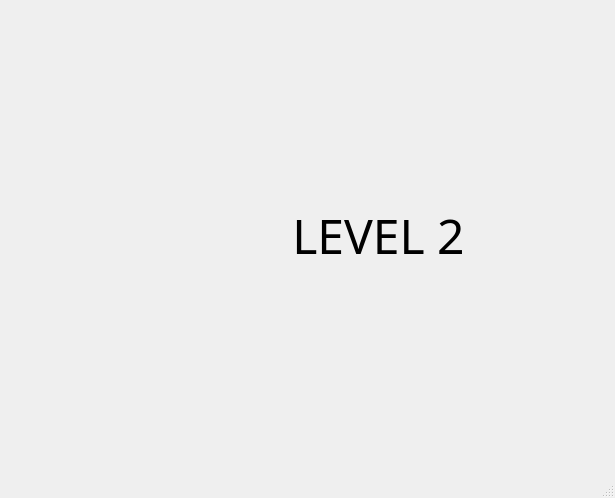
Above: FILLER INTERFACE/Window_level/UI_level.ui from TWOKRAI/Filler before the change. Below: the same form after it.
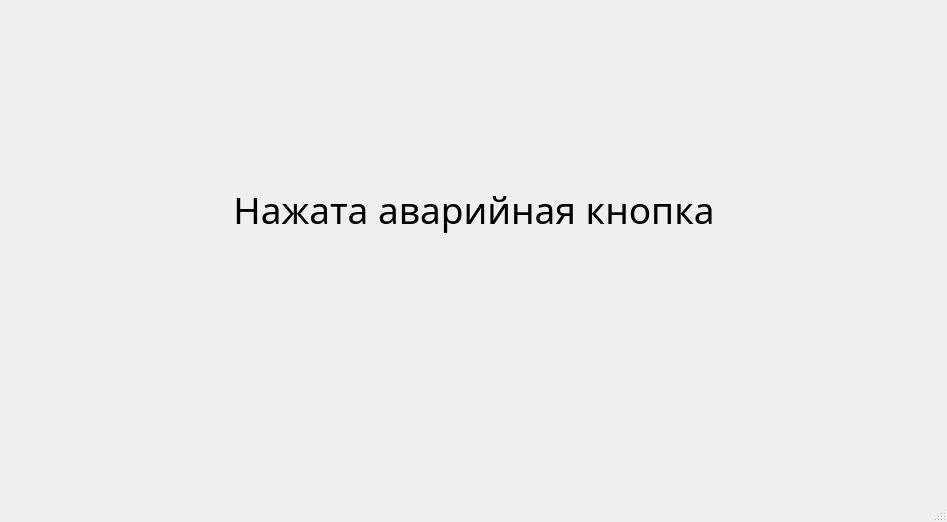
That is the form after the change.

Diff of the .ui file:
```diff
--- a/FILLER INTERFACE/Window_level/UI_level.ui
+++ b/FILLER INTERFACE/Window_level/UI_level.ui
@@ -6,15 +6,15 @@
    <rect>
     <x>0</x>
     <y>0</y>
-    <width>615</width>
-    <height>498</height>
+    <width>947</width>
+    <height>522</height>
    </rect>
   </property>
   <property name="windowTitle">
    <string>MainWindow</string>
   </property>
   <widget class="QWidget" name="centralwidget">
-   <layout class="QVBoxLayout" name="verticalLayout">
+   <layout class="QVBoxLayout" name="verticalLayout_2">
     <item>
      <layout class="QHBoxLayout" name="horizontalLayout">
       <item>
@@ -64,7 +64,7 @@
      </layout>
     </item>
     <item>
-     <layout class="QHBoxLayout" name="horizontalLayout_3">
+     <layout class="QHBoxLayout" name="horizontalLayout_2">
       <item>
        <spacer name="horizontalSpacer_4">
         <property name="orientation">
@@ -79,17 +79,35 @@
        </spacer>
       </item>
       <item>
+       <layout class="QVBoxLayout" name="verticalLayout">
+        <item>
+         <spacer name="verticalSpacer_4">
+          <property name="orientation">
+           <enum>Qt::Vertical</enum>
+          </property>
+          <property name="sizeType">
+           <enum>QSizePolicy::Fixed</enum>
+          </property>
+          <property name="sizeHint" stdset="0">
+           <size>
+            <width>20</width>
+            <height>40</height>
+           </size>
+          </property>
+         </spacer>
+        </item>
+        <item>
        <widget class="QLabel" name="level_img">
         <property name="minimumSize">
          <size>
-          <width>120</width>
-          <height>300</height>
+            <width>0</width>
+            <height>0</height>
          </size>
         </property>
         <property name="maximumSize">
          <size>
           <width>16777215</width>
-          <height>300</height>
+            <height>16777215</height>
          </size>
         </property>
         <property name="font">
@@ -107,34 +125,37 @@
         <property name="scaledContents">
          <bool>false</bool>
         </property>
+          <property name="alignment">
+           <set>Qt::AlignCenter</set>
+          </property>
        </widget>
       </item>
       <item>
-       <spacer name="horizontalSpacer_2">
+         <spacer name="verticalSpacer_3">
         <property name="orientation">
-         <enum>Qt::Horizontal</enum>
+           <enum>Qt::Vertical</enum>
         </property>
         <property name="sizeType">
          <enum>QSizePolicy::Fixed</enum>
         </property>
         <property name="sizeHint" stdset="0">
          <size>
-          <width>15</width>
-          <height>20</height>
+            <width>20</width>
+            <height>15</height>
          </size>
         </property>
        </spacer>
       </item>
       <item>
-       <widget class="QLabel" name="level">
+         <widget class="QLabel" name="label_warning">
         <property name="font">
          <font>
           <family>Siemens AD Sans</family>
-          <pointsize>36</pointsize>
+            <pointsize>28</pointsize>
          </font>
         </property>
         <property name="text">
-         <string>LEVEL 2</string>
+           <string>Нажата аварийная кнопка</string>
         </property>
         <property name="alignment">
          <set>Qt::AlignCenter</set>
@@ -145,6 +166,21 @@
        </widget>
       </item>
       <item>
+         <spacer name="verticalSpacer_2">
+          <property name="orientation">
+           <enum>Qt::Vertical</enum>
+          </property>
+          <property name="sizeHint" stdset="0">
+           <size>
+            <width>20</width>
+            <height>40</height>
+           </size>
+          </property>
+         </spacer>
+        </item>
+       </layout>
+      </item>
+      <item>
        <spacer name="horizontalSpacer_5">
         <property name="orientation">
          <enum>Qt::Horizontal</enum>
```
Left out of the diff: 2 changed lines with no effect on the pictures. Lines whose indentation alone changed are shown as unchanged.
